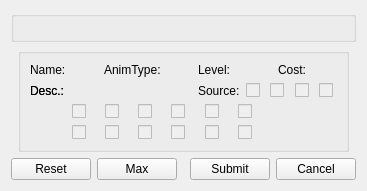
This is source/skilldetailswidget.ui in pionere/d1-hero-planner as Qt 5 draws it before an edit. The edited form follows.
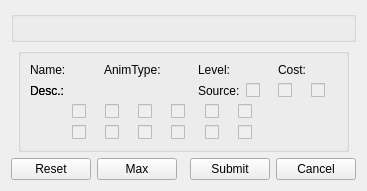
This is the edited form.

What changed in the file:
```diff
--- a/source/skilldetailswidget.ui
+++ b/source/skilldetailswidget.ui
@@ -117,16 +117,6 @@
              </property>
             </widget>
            </item>
-           <item>
-            <widget class="QCheckBox" name="sourceInvCheckBox">
-             <property name="enabled">
-              <bool>false</bool>
-             </property>
-             <property name="toolTip">
-              <string>From inventory (scroll / rune)</string>
-             </property>
-            </widget>
-           </item>
            <item>
             <widget class="QCheckBox" name="sourceItemCheckBox">
              <property name="enabled">
```
